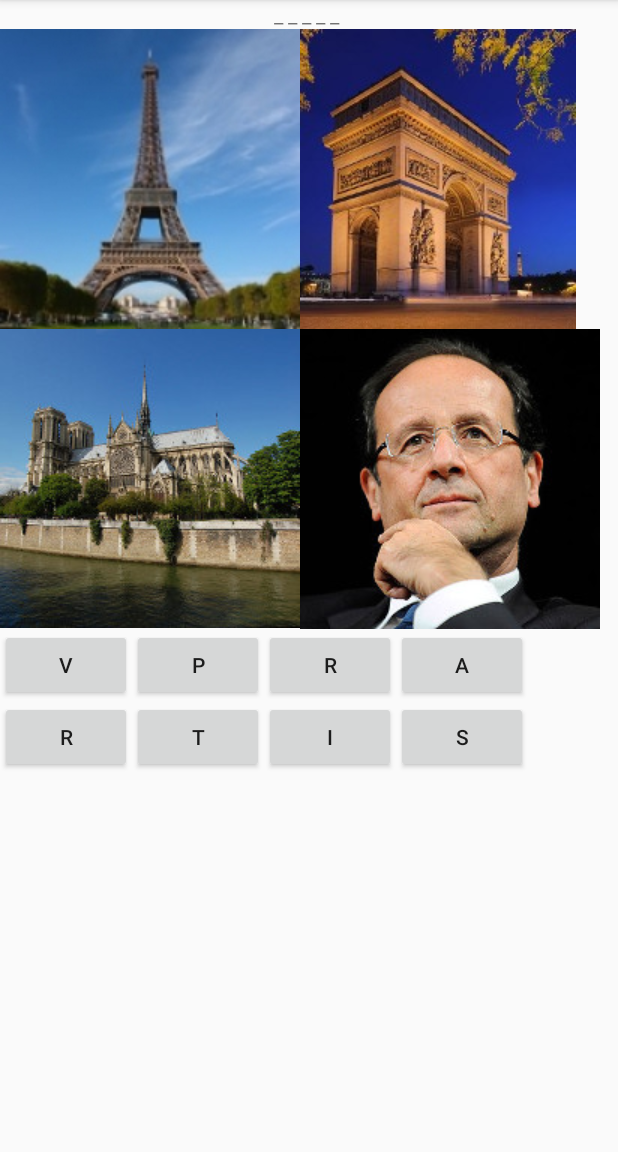
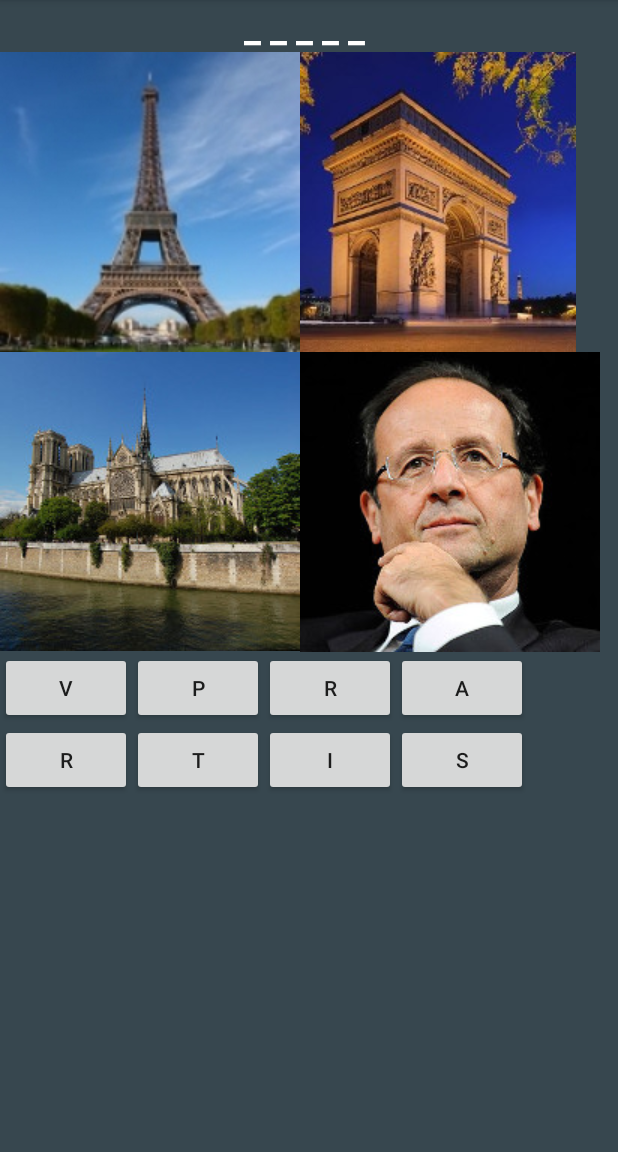
Before and after one commit to KyleHodgetts/FourPicturesOneWord, an Android app: the screen it shows after launch (MainActivity), on a phone screen of 412 x 824 dp, the part 84-1236 px from its top. Run offline under Robolectric (Android 15) with nearby library versions, the phone set to English and light mode, and no system bars.

Commit message:
Updated visuals

```diff
--- a/app/src/main/java/main/fourpicturesoneword/MainActivity.java
+++ b/app/src/main/java/main/fourpicturesoneword/MainActivity.java
@@ -6,6 +6,7 @@ import android.content.res.AssetFileDescriptor;
 import android.media.MediaPlayer;
 import android.support.v7.app.ActionBarActivity;
 import android.os.Bundle;
+import android.util.Log;
 import android.view.Menu;
 import android.view.MenuItem;
 import android.view.View;
@@ -116,8 +117,9 @@ public class MainActivity extends ActionBarActivity implements View.OnClickListe
             player.setDataSource(afd.getFileDescriptor(),afd.getStartOffset(),afd.getLength());
             player.prepare();
             player.start();
+            Log.d("Round Won: ", "Sound reached");
         } catch (IOException e) {
-            e.printStackTrace();
+            Log.d("Round Won: ", "No Sound");
         }
     }
 
--- a/app/src/main/res/layout/activity_main.xml
+++ b/app/src/main/res/layout/activity_main.xml
@@ -2,6 +2,7 @@
     xmlns:tools="http://schemas.android.com/tools"
     android:layout_width="match_parent"
     android:layout_height="match_parent"
+    android:background="@color/material_blue_grey_800"
     tools:context=".MainActivity">
 
     <LinearLayout
@@ -16,7 +17,10 @@
             android:id="@+id/revealed_answer"
             android:layout_width="fill_parent"
             android:layout_height="wrap_content"
-            android:gravity="center"/>
+            android:gravity="center"
+            android:textColor="#FFFFFF"
+            android:textSize="25sp"
+            android:textStyle="bold"/>
 
         <GridLayout
             android:id="@+id/image_grid"
```
